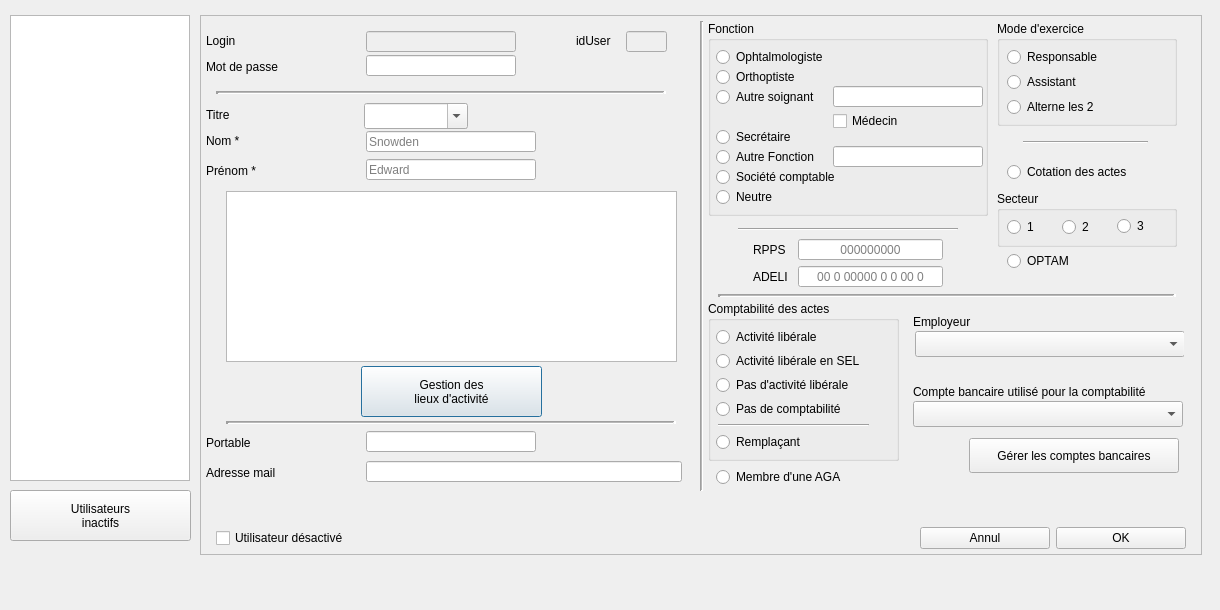
Old version of the form Dialogs/dlg_gestionusers.ui in the repository ukinoki/RufusAdmin.
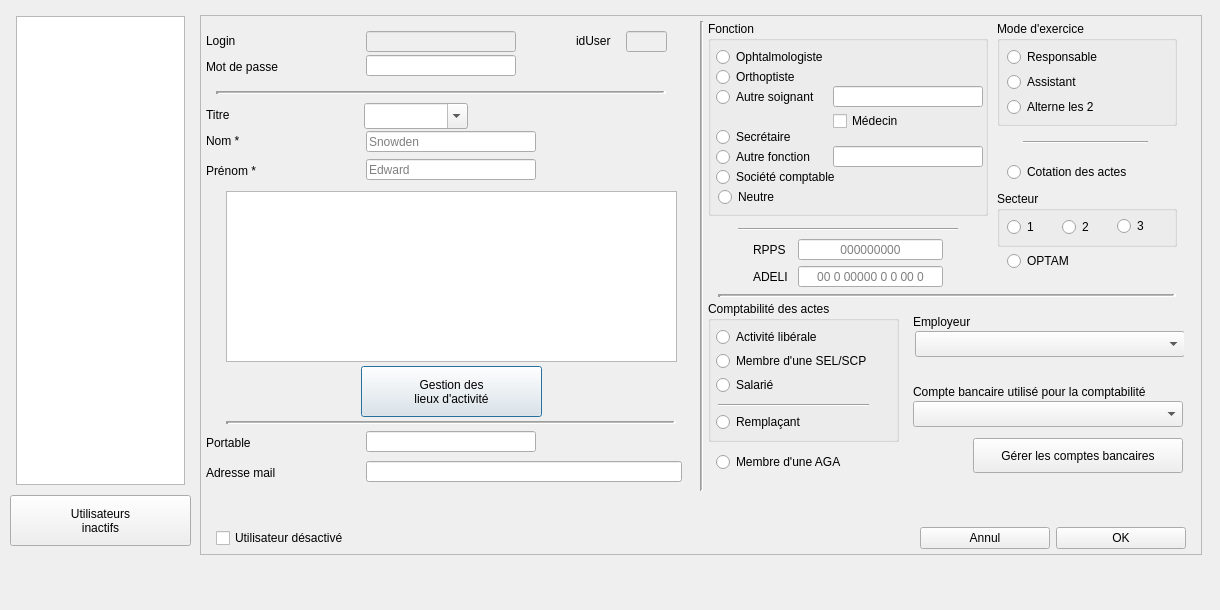
New version of the form. Icons and pictures are not drawn. Custom widgets are drawn as their Qt base class.

The edit to the form file:
```diff
--- a/Dialogs/dlg_gestionusers.ui
+++ b/Dialogs/dlg_gestionusers.ui
@@ -525,58 +525,17 @@
           <rect>
            <x>0</x>
            <y>280</y>
-           <width>481</width>
+           <width>491</width>
            <height>185</height>
           </rect>
          </property>
-         <widget class="UpRadioButton" name="AGAupRadioButton">
-          <property name="geometry">
-           <rect>
-            <x>13</x>
-            <y>165</y>
-            <width>151</width>
-            <height>22</height>
-           </rect>
-          </property>
-          <property name="focusPolicy">
-           <enum>Qt::StrongFocus</enum>
-          </property>
-          <property name="contextMenuPolicy">
-           <enum>Qt::NoContextMenu</enum>
-          </property>
-          <property name="text">
-           <string>Membre d'une AGA</string>
-          </property>
-         </widget>
-         <widget class="UpPushButton" name="GererCompteuppushButton">
-          <property name="enabled">
-           <bool>true</bool>
-          </property>
-          <property name="geometry">
-           <rect>
-            <x>266</x>
-            <y>137</y>
-            <width>210</width>
-            <height>35</height>
-           </rect>
-          </property>
-          <property name="contextMenuPolicy">
-           <enum>Qt::NoContextMenu</enum>
-          </property>
-          <property name="text">
-           <string>Gérer les comptes bancaires</string>
-          </property>
-          <property name="flat">
-           <bool>false</bool>
-          </property>
-         </widget>
          <widget class="QGroupBox" name="ComptagroupBox">
           <property name="geometry">
            <rect>
             <x>5</x>
             <y>0</y>
             <width>191</width>
-            <height>160</height>
+            <height>141</height>
            </rect>
           </property>
           <property name="contextMenuPolicy">
@@ -611,7 +570,7 @@
            <property name="geometry">
             <rect>
              <x>8</x>
-             <y>130</y>
+             <y>110</y>
              <width>160</width>
              <height>22</height>
             </rect>
@@ -648,42 +607,14 @@
             <string/>
            </property>
            <property name="text">
-            <string>Pas d'activité libérale</string>
-           </property>
-          </widget>
-          <widget class="UpRadioButton" name="NoComptaupRadioButton">
-           <property name="geometry">
-            <rect>
-             <x>8</x>
-             <y>97</y>
-             <width>160</width>
-             <height>22</height>
-            </rect>
-           </property>
-           <property name="focusPolicy">
-            <enum>Qt::StrongFocus</enum>
-           </property>
-           <property name="contextMenuPolicy">
-            <enum>Qt::NoContextMenu</enum>
-           </property>
-           <property name="toolTip">
-            <string/>
-           </property>
-           <property name="text">
-            <string>Pas de comptabilité</string>
-           </property>
-           <property name="checkable">
-            <bool>true</bool>
-           </property>
-           <property name="checked">
-            <bool>false</bool>
+            <string>Salarié</string>
            </property>
           </widget>
           <widget class="Line" name="line_5">
            <property name="geometry">
             <rect>
              <x>10</x>
-             <y>116</y>
+             <y>96</y>
              <width>151</width>
              <height>16</height>
             </rect>
@@ -708,10 +639,29 @@
             <enum>Qt::NoContextMenu</enum>
            </property>
            <property name="text">
-            <string>Activité libérale en SEL</string>
+            <string>Membre d'une SEL/SCP</string>
            </property>
           </widget>
          </widget>
+         <widget class="UpRadioButton" name="AGAupRadioButton">
+          <property name="geometry">
+           <rect>
+            <x>13</x>
+            <y>150</y>
+            <width>151</width>
+            <height>22</height>
+           </rect>
+          </property>
+          <property name="focusPolicy">
+           <enum>Qt::StrongFocus</enum>
+          </property>
+          <property name="contextMenuPolicy">
+           <enum>Qt::NoContextMenu</enum>
+          </property>
+          <property name="text">
+           <string>Membre d'une AGA</string>
+          </property>
+         </widget>
          <widget class="QWidget" name="CompteComptawidget" native="true">
           <property name="geometry">
            <rect>
@@ -745,6 +695,28 @@
            </property>
           </widget>
          </widget>
+         <widget class="UpPushButton" name="GererCompteuppushButton">
+          <property name="enabled">
+           <bool>true</bool>
+          </property>
+          <property name="geometry">
+           <rect>
+            <x>270</x>
+            <y>137</y>
+            <width>210</width>
+            <height>35</height>
+           </rect>
+          </property>
+          <property name="contextMenuPolicy">
+           <enum>Qt::NoContextMenu</enum>
+          </property>
+          <property name="text">
+           <string>Gérer les comptes bancaires</string>
+          </property>
+          <property name="flat">
+           <bool>false</bool>
+          </property>
+         </widget>
          <widget class="QWidget" name="Employeurwidget" native="true">
           <property name="geometry">
            <rect>
@@ -1117,7 +1089,7 @@
            <enum>Qt::NoContextMenu</enum>
           </property>
           <property name="text">
-           <string>Autre Fonction</string>
+           <string>Autre fonction</string>
           </property>
          </widget>
          <widget class="UpLineEdit" name="AutreFonctionuplineEdit">
@@ -1181,7 +1153,7 @@
          <widget class="UpRadioButton" name="NeutreupRadioButton">
           <property name="geometry">
            <rect>
-            <x>8</x>
+            <x>10</x>
             <y>165</y>
             <width>161</width>
             <height>22</height>
@@ -1377,10 +1349,10 @@
   <widget class="QTableWidget" name="ListUserstableWidget">
    <property name="geometry">
     <rect>
-     <x>10</x>
-     <y>15</y>
-     <width>180</width>
-     <height>466</height>
+     <x>16</x>
+     <y>16</y>
+     <width>169</width>
+     <height>469</height>
     </rect>
    </property>
    <property name="minimumSize">
@@ -1409,7 +1381,7 @@
    <property name="geometry">
     <rect>
      <x>10</x>
-     <y>490</y>
+     <y>495</y>
      <width>181</width>
      <height>51</height>
     </rect>
@@ -1443,21 +1415,26 @@
   </widget>
  </widget>
  <customwidgets>
+  <customwidget>
+   <class>UpLineEdit</class>
+   <extends>QLineEdit</extends>
+   <header>uplineedit.h</header>
+  </customwidget>
   <customwidget>
    <class>UpPushButton</class>
    <extends>QPushButton</extends>
    <header>uppushbutton.h</header>
   </customwidget>
+  <customwidget>
+   <class>UpComboBox</class>
+   <extends>QComboBox</extends>
+   <header>upcombobox.h</header>
+  </customwidget>
   <customwidget>
    <class>UpTableWidget</class>
    <extends>QTableWidget</extends>
    <header>uptablewidget.h</header>
   </customwidget>
-  <customwidget>
-   <class>UpLineEdit</class>
-   <extends>QLineEdit</extends>
-   <header>uplineedit.h</header>
-  </customwidget>
   <customwidget>
    <class>UpSmallButton</class>
    <extends>QPushButton</extends>
@@ -1468,11 +1445,6 @@
    <extends>QLabel</extends>
    <header>uplabel.h</header>
   </customwidget>
-  <customwidget>
-   <class>UpComboBox</class>
-   <extends>QComboBox</extends>
-   <header>upcombobox.h</header>
-  </customwidget>
   <customwidget>
    <class>UpRadioButton</class>
    <extends>QRadioButton</extends>
```
Left out of the diff: 20 changed lines with no effect on the pictures.
